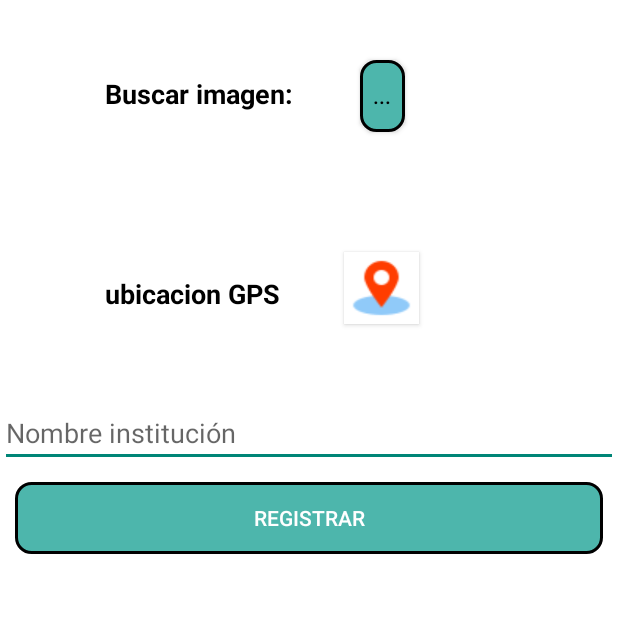
After one commit to KikeMccy/PI8_Turnos, an Android app: the InstitucionesActivity screen opened directly, with no data from a screen before it, on a phone screen of 412 x 824 dp, the top half of it. The commit adds this screen. Run offline under Robolectric (Android 15) with nearby library versions, the phone set to English and light mode, and no system bars; our stand-ins replace Firebase (no records; nobody signed in at launch, a user with empty details on screens opened directly), Picasso; libraries missing offline, so code that uses them is left out: com.theartofdev.edmodo, id.zelory.compressor; 3 statements that could not run were skipped.

Commit message:
Fabricio Baño commit

```diff
--- a/app/build.gradle
+++ b/app/build.gradle
@@ -42,6 +42,7 @@ dependencies {
     implementation 'androidx.lifecycle:lifecycle-livedata-ktx:2.2.0'
     implementation 'androidx.lifecycle:lifecycle-viewmodel-ktx:2.2.0'
     implementation 'androidx.legacy:legacy-support-v4:1.0.0'
+    implementation 'com.google.firebase:firebase-storage:19.1.1'
     testImplementation 'junit:junit:4.13.1'
     androidTestImplementation 'androidx.test.ext:junit:1.1.2'
     androidTestImplementation 'androidx.test.espresso:espresso-core:3.3.0'
@@ -51,5 +52,9 @@ dependencies {
     implementation 'com.google.firebase:firebase-database:19.6.0'
     implementation 'com.google.firebase:firebase-auth:20.0.2'
     implementation 'com.google.firebase:firebase-core:18.0.2'
+
+    implementation 'com.theartofdev.edmodo:android-image-cropper:2.4+'
+    implementation 'com.squareup.picasso:picasso:2.5.0'
+    implementation 'id.zelory:compressor:2.1.0'
 }
 apply plugin: 'com.google.gms.google-services'
--- /dev/null
+++ b/app/src/main/java/com/example/pi8_turnos/InstitucionesActivity.java
@@ -0,0 +1,211 @@
+package com.example.pi8_turnos;
+
+import androidx.annotation.NonNull;
+import androidx.annotation.Nullable;
+import androidx.appcompat.app.AppCompatActivity;
+import androidx.core.app.ActivityCompat;
+import androidx.core.content.ContextCompat;
+
+import android.Manifest;
+import android.app.Activity;
+import android.app.ProgressDialog;
+import android.content.Context;
+import android.content.Intent;
+import android.graphics.Bitmap;
+import android.location.Location;
+import android.location.LocationListener;
+import android.location.LocationManager;
+import android.net.Uri;
+import android.os.Bundle;
+import android.view.View;
+import android.widget.Button;
+import android.widget.EditText;
+import android.widget.ImageView;
+import android.widget.TextView;
+import android.widget.Toast;
+
+import com.google.android.gms.tasks.Continuation;
+import com.google.android.gms.tasks.OnCompleteListener;
+import com.google.android.gms.tasks.Task;
+import com.google.firebase.auth.FirebaseAuth;
+import com.google.firebase.database.DataSnapshot;
+import com.google.firebase.database.DatabaseError;
+import com.google.firebase.database.DatabaseReference;
+import com.google.firebase.database.FirebaseDatabase;
+import com.google.firebase.database.ValueEventListener;
+import com.google.firebase.storage.FirebaseStorage;
+import com.google.firebase.storage.StorageReference;
+import com.google.firebase.storage.UploadTask;
+import com.squareup.picasso.Picasso;
+import com.theartofdev.edmodo.cropper.CropImage;
+import com.theartofdev.edmodo.cropper.CropImageView;
+
+import java.io.ByteArrayInputStream;
+import java.io.ByteArrayOutputStream;
+import java.io.File;
+import java.io.IOException;
+import java.util.HashMap;
+import java.util.Map;
+import java.util.Objects;
+
+import id.zelory.compressor.Compressor;
+
+public class InstitucionesActivity extends AppCompatActivity {
+
+    private Button subir,seleccionar,ubicacion;
+    private EditText txt_nombre;
+    private ImageView foto;
+    private DatabaseReference databaseReference;
+    private StorageReference storageReference;
+    private ProgressDialog cargado;
+    private Bitmap bitmap=null;
+    private FirebaseAuth firebaseAuth;
+    private String nombre,email,id_user;
+    private Double latitud, longitud;
+    private TextView text_ubi;
+
+    @Override
+    protected void onCreate(Bundle savedInstanceState) {
+        super.onCreate(savedInstanceState);
+        setContentView(R.layout.activity_instituciones);
+
+        int permisionCheck= ContextCompat.checkSelfPermission(this, Manifest.permission.ACCESS_FINE_LOCATION);
+        if(ActivityCompat.shouldShowRequestPermissionRationale(this,Manifest.permission.ACCESS_FINE_LOCATION)){
+
+        }else {
+            ActivityCompat.requestPermissions(this,new String[]{Manifest.permission.ACCESS_FINE_LOCATION},1);
+        }
+         nombre = getIntent().getExtras().getString("nombre");
+         email = getIntent().getExtras().getString("email");
+         id_user=getIntent().getExtras().getString("id");
+        //Toast.makeText(InstitucionesActivity.this,id_user,Toast.LENGTH_SHORT).show();
+        firebaseAuth=FirebaseAuth.getInstance();
+        txt_nombre=(EditText) findViewById(R.id.txt_nombre_institucion);
+            foto=findViewById(R.id.img_foto);
+            subir=findViewById(R.id.btn_cargar_foto);
+            seleccionar=findViewById(R.id.btn_seleccionar_foto);
+            ubicacion=(Button) findViewById(R.id.btn_seleccionar_ubicacion);
+            text_ubi=(TextView) findViewById(R.id.txt_ubicacion);
+            databaseReference= FirebaseDatabase.getInstance().getReference().child("Instituciones");
+            storageReference= FirebaseStorage.getInstance().getReference().child("img_comprimidas");
+
+            cargado=new ProgressDialog(this);
+            seleccionar.setOnClickListener(new View.OnClickListener() {
+                @Override
+                public void onClick(View view) {
+                    CropImage.startPickImageActivity(InstitucionesActivity.this);
+                }
+            });
+            ubicacion.setOnClickListener(new View.OnClickListener() {
+                @Override
+                public void onClick(View view) {
+                    LocationManager locationManager=(LocationManager) InstitucionesActivity.this.getSystemService(Context.LOCATION_SERVICE);
+                    LocationListener locationListener=new LocationListener() {
+                        @Override
+                        public void onLocationChanged(@NonNull Location location) {
+                            text_ubi.setText(""+location.getLatitude()+" "+location.getLongitude());
+                            latitud=location.getLatitude();
+                            longitud=location.getLongitude();
+
+                        }
+
+                    };
+                    int permisionCheck= ContextCompat.checkSelfPermission(InstitucionesActivity.this, Manifest.permission.ACCESS_FINE_LOCATION);
+                    locationManager.requestLocationUpdates(LocationManager.NETWORK_PROVIDER, 0, 0, locationListener);
+
+                }
+            });
+
+    }
+
+    @Override
+    protected void onActivityResult(int requestCode, int resultCode, @Nullable Intent data) {
+        super.onActivityResult(requestCode, resultCode, data);
+        if(requestCode==CropImage.PICK_IMAGE_CHOOSER_REQUEST_CODE && resultCode== Activity.RESULT_OK){
+            Uri imagen_url=CropImage.getPickImageResultUri(this,data);
+
+            CropImage.activity(imagen_url)
+                    .setGuidelines(CropImageView.Guidelines.ON)
+                    .setRequestedSize(500,500)
+                    .setAspectRatio(2, 2).start(InstitucionesActivity.this);
+
+        }
+        if(requestCode==CropImage.CROP_IMAGE_ACTIVITY_REQUEST_CODE){
+            CropImage.ActivityResult result= CropImage.getActivityResult(data);
+            if(resultCode==RESULT_OK){
+                Uri resultUri=result.getUri();
+                File url= new File(resultUri.getPath());
+                Picasso.with(this).load(url).into(foto);
+                try {
+                    bitmap=new Compressor(this)
+                            .setMaxWidth(500)
+                            .setMaxHeight(500)
+                            .setQuality(90)
+                            .compressToBitmap(url);
+                }catch (IOException e){
+                     e.printStackTrace();
+                }
+                ByteArrayOutputStream byteArrayOutputStream=new ByteArrayOutputStream();
+                bitmap.compress(Bitmap.CompressFormat.JPEG, 90, byteArrayOutputStream);
+
+                int p=(int) (Math.random()*25+1); int s=(int) (Math.random()*25+1);
+                int t=(int)(Math.random()*25+1); int c=(int) (Math.random()*25+1);
+                int numero1 =(int) (Math.random()* 1012+2111);
+                int numero2 =(int) (Math.random()* 1012+2111);
+
+                final byte [] bytes= byteArrayOutputStream.toByteArray();
+                String[] elementos={"a","b","c","d","e","f","g","h","i","j","k","l","m","n","o","p","q","r","s","t","u","v","w","x","y","z"};
+                final String aleatorio=elementos[p]+elementos[s]+numero1+elementos[t]+elementos[c]+numero2+"Comprimido.jpeg";
+                subir.setOnClickListener(new View.OnClickListener() {
+                    @Override
+                    public void onClick(View view) {
+                        cargado.setTitle("Subiendo foto...");
+                        cargado.setMessage("Espere por favor...");
+                        cargado.show();
+                        StorageReference ref=storageReference.child(aleatorio);
+                        UploadTask uploadTask  = ref.putBytes(bytes);
+                        Task<Uri> uriTask = uploadTask.continueWithTask(new Continuation<UploadTask.TaskSnapshot, Task<Uri>>() {
+                            @Override
+                            public Task<Uri> then(@NonNull Task<UploadTask.TaskSnapshot> task) throws Exception {
+                                if(!task.isSuccessful()){
+                                    throw Objects.requireNonNull(task.getException());
+                                }
+                                return ref.getDownloadUrl();
+
+                            }
+                        }).addOnCompleteListener(new OnCompleteListener<Uri>() {
+                            @Override
+                            public void onComplete(@NonNull Task<Uri> task) {
+                                Uri downloaduri= task.getResult();
+                                String nombre_ins=txt_nombre.getText().toString();
+                                Map<String, Object> map=new HashMap<>();
+                                map.put("idusuario", id_user);
+                                map.put("nombreusuario",nombre);
+                                map.put("nombreinstitucion", nombre_ins);
+                                map.put("urlimagen", downloaduri.toString());
+                                map.put("latitud", latitud.toString());
+                                map.put("longitud", longitud.toString());
+
+                                databaseReference.push().setValue(map).addOnCompleteListener(new OnCompleteListener<Void>() {
+                                    @Override
+                                    public void onComplete(@NonNull Task<Void> task2) {
+                                        if(task2.isSuccessful()){
+                                            startActivity(new Intent(InstitucionesActivity.this,PrincipalActivity.class));
+                                        }else {
+                                            Toast.makeText(InstitucionesActivity.this,"No se pudo crear los datos correctamente", Toast.LENGTH_SHORT).show();
+                                        }
+                                    }
+                                });
+                                cargado.dismiss();
+                                Toast.makeText(InstitucionesActivity.this, "Imagen cargada con exito", Toast.LENGTH_SHORT).show();
+                            }
+                        });
+                    }
+                });
+
+
+            }
+        }
+
+    }
+}
--- a/app/src/main/java/com/example/pi8_turnos/MainActivity.java
+++ b/app/src/main/java/com/example/pi8_turnos/MainActivity.java
@@ -1,9 +1,12 @@
 package com.example.pi8_turnos;
 
+import androidx.appcompat.app.AlertDialog;
 import androidx.appcompat.app.AppCompatActivity;
 
+import android.content.DialogInterface;
 import android.content.Intent;
 import android.os.Bundle;
+import android.view.KeyEvent;
 import android.view.View;
 import android.widget.Button;
 
@@ -23,4 +26,6 @@ public class MainActivity extends AppCompatActivity {
             }
         });
     }
+
+
 }
--- a/app/src/main/java/com/example/pi8_turnos/SplashScreen.java
+++ b/app/src/main/java/com/example/pi8_turnos/SplashScreen.java
@@ -17,6 +17,6 @@ public class SplashScreen extends AppCompatActivity {
             public void run() {
                 startActivity(new Intent(SplashScreen.this, MainActivity.class));
             }
-        },2000);
+        },1000);
     }
 }
--- /dev/null
+++ b/app/src/main/res/layout/activity_instituciones.xml
@@ -0,0 +1,103 @@
+<?xml version="1.0" encoding="utf-8"?>
+<LinearLayout xmlns:android="http://schemas.android.com/apk/res/android"
+    xmlns:app="http://schemas.android.com/apk/res-auto"
+    xmlns:tools="http://schemas.android.com/tools"
+    android:layout_width="match_parent"
+    android:layout_height="match_parent"
+    android:orientation="vertical"
+    android:background="#ffffff"
+    tools:context=".InstitucionesActivity">
+    <ScrollView
+        android:layout_height="wrap_content"
+        android:layout_width="match_parent"
+        >
+
+        <LinearLayout
+            android:layout_width="match_parent"
+            android:layout_height="wrap_content"
+            android:gravity="bottom"
+            android:orientation="vertical"
+            >
+      <LinearLayout
+          android:layout_width="match_parent"
+          android:layout_height="wrap_content"
+          android:orientation="horizontal">
+
+          <TextView
+              android:id="@+id/txt_buscar_foto"
+              android:layout_width="wrap_content"
+              android:layout_height="wrap_content"
+              android:layout_marginLeft="70dp"
+              android:layout_marginTop="40dp"
+              android:text="Buscar imagen: "
+              android:textColor="@color/black"
+              android:textSize="18sp"
+              android:textStyle="bold" />
+
+          <Button
+        android:id="@+id/btn_seleccionar_foto"
+        android:layout_width="30dp"
+        android:layout_height="wrap_content"
+        android:textColor="@color/black"
+        android:layout_margin="40dp"
+        android:text="..."
+        android:background="@drawable/redondear_boton"
+        ></Button>
+            ></LinearLayout>
+            <ImageView
+
+                android:id="@+id/img_foto"
+                android:layout_width="match_parent"
+                android:layout_height="wrap_content"
+                android:gravity="center"
+                android:scaleType="centerInside"
+                />
+            <LinearLayout
+                android:layout_width="match_parent"
+                android:layout_height="wrap_content"
+                android:orientation="horizontal"
+                android:layout_marginTop="30dp">
+
+                <TextView
+                    android:id="@+id/txt_ubicacion"
+                    android:layout_width="wrap_content"
+                    android:layout_height="wrap_content"
+                    android:layout_marginLeft="70dp"
+                    android:layout_marginTop="15dp"
+                    android:text="ubicacion GPS       "
+                    android:textColor="@color/black"
+                    android:textSize="18sp"
+                    android:textStyle="bold" />
+
+                <Button
+                    android:id="@+id/btn_seleccionar_ubicacion"
+                    android:layout_width="50dp"
+                    android:layout_height="wrap_content"
+                    android:layout_margin="10dp"
+                    android:background="#FFFFFF"
+
+                    android:foreground="@drawable/ubicacion"
+                    android:textColor="@color/black"></Button>
+                ></LinearLayout>
+
+
+            <EditText
+                android:id="@+id/txt_nombre_institucion"
+                android:layout_width="match_parent"
+                android:layout_height="wrap_content"
+                android:hint="Nombre institución"
+                android:layout_marginTop="40dp"
+                />
+    <Button
+        android:id="@+id/btn_cargar_foto"
+        android:layout_width="match_parent"
+        android:layout_height="wrap_content"
+        android:textColor="#fff"
+        android:layout_margin="10dp"
+        android:text="Registrar"
+        android:background="@drawable/redondear_boton"
+        ></Button>
+            ></LinearLayout>
+        ></ScrollView>
+
+</LinearLayout>
--- a/app/src/main/res/layout/activity_principal.xml
+++ b/app/src/main/res/layout/activity_principal.xml
@@ -64,6 +64,7 @@
             android:layout_height="130dp"
             android:layout_marginLeft="50dp"
             android:layout_marginTop="30dp"
+            android:onClick="abririmagen"
             android:background="@drawable/boton_menu_principal"
             />
 
```
Also changed, not shown: app/src/main/AndroidManifest.xml (+30 -12 lines), app/src/main/java/com/example/pi8_turnos/PrincipalActivity.java (+42 -4 lines), app/src/main/java/com/example/pi8_turnos/RegistroActivity.java (+14 -3 lines), app/src/main/res/layout/activity_registro.xml (+10 -2 lines), app/src/main/res/drawable-mdpi/ubicacion.png (added).
